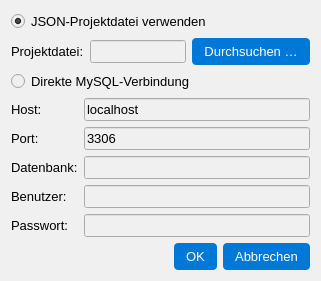
Before: the Qt Designer form src/ui/design/market_loader_dialog.ui in CodeName-666/VDataParser, drawn with Qt 5.
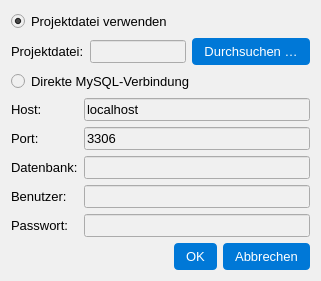
After: the same form once the commit is applied.

```diff
--- a/src/ui/design/market_loader_dialog.ui
+++ b/src/ui/design/market_loader_dialog.ui
@@ -24,7 +24,7 @@
    <item>
     <widget class="QRadioButton" name="jsonRadio">
      <property name="text">
-      <string>JSON-Projektdatei verwenden</string>
+      <string>Projektdatei verwenden</string>
      </property>
      <property name="checked">
       <bool>true</bool>
```
